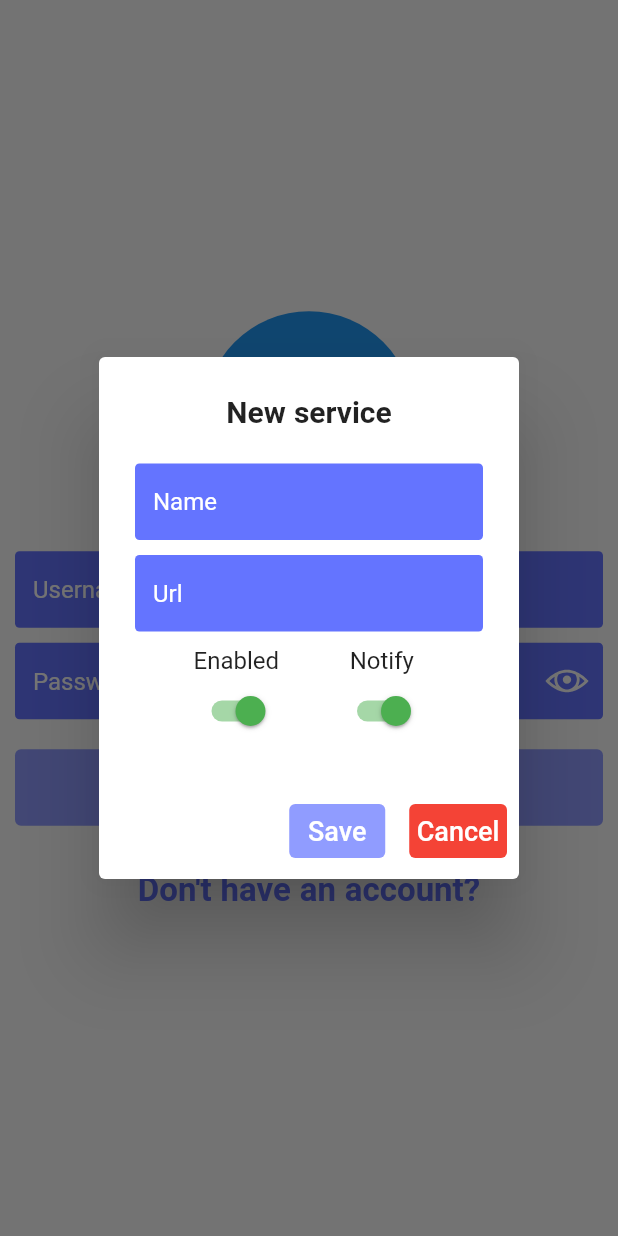
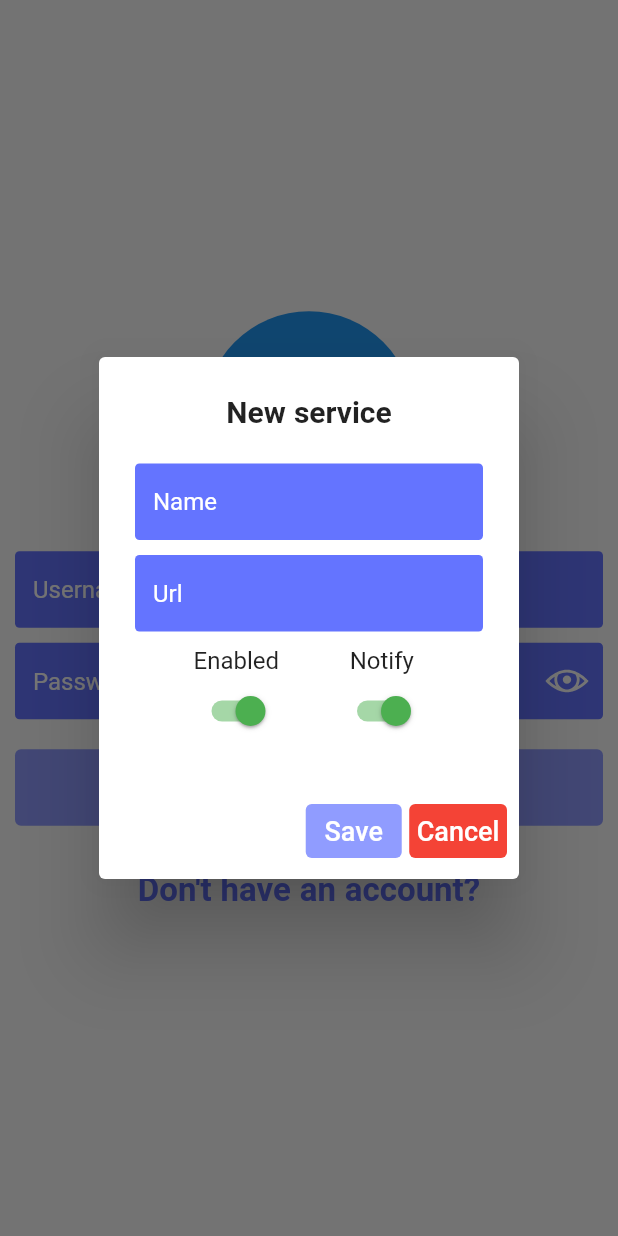
Before and after one commit to jfromjefferson/ssl_monitor_app, a Flutter app: the MainScreen screen opened directly, after a tap on an icon or button, on a phone screen of 412 x 824 dp. Run offline on Flutter 3.47's test engine with Material 2 defaults, Android fonts, the phone set to English and light mode, and no system bars; our stand-ins replace dio, flutter_dotenv, flutter_local_notifications, get, google_fonts, hive and 3 more; accounts and stored records are empty; Roboto replaces fonts that are missing (Nunito_regular); statements that could not run were skipped.

```diff
--- a/lib/controller/app_controller.dart
+++ b/lib/controller/app_controller.dart
@@ -72,13 +72,13 @@ class AppController extends GetxController {
   void setIsEnabled(bool isEnabled) {
     _isEnabled.value = isEnabled;
 
-    toggleCreateServiceButton();
+    // toggleCreateServiceButton();
   }
 
   void setIsNotify(bool isNotify) {
     _isNotify.value = isNotify;
 
-    toggleCreateServiceButton();
+    // toggleCreateServiceButton();
   }
 
   void createService() async {
--- a/lib/main.dart
+++ b/lib/main.dart
@@ -9,6 +9,7 @@ import 'package:ssl_monitor/database/model/user/user.dart';
 import 'package:ssl_monitor/screen/auth_screen.dart';
 import 'package:ssl_monitor/screen/main_screen.dart';
 import 'package:ssl_monitor/utils/functions.dart';
+import 'package:ssl_monitor/utils/local_notification.dart';
 import 'package:ssl_monitor/utils/utils.dart';
 
 Future<void> main() async {
@@ -19,6 +20,7 @@ Future<void> main() async {
 
   await dotenv.load(fileName: '.env');
   await Hive.initFlutter();
+  await LocalNotificationService.initialize();
 
   registerAdapters();
 
--- a/lib/utils/functions.dart
+++ b/lib/utils/functions.dart
@@ -132,18 +132,33 @@ void showServiceConfigDialog({
           ),
         ),
         actions: [
-          CustomButton(
+          Row(
+            mainAxisAlignment: MainAxisAlignment.end,
+            children: [
+              service == null
+                  ? Obx(
+                      () => CustomButton(
                         onPressed: appController.isCreateServiceButtonEnabled
-                ? service == null
                             ? appController.createService
-                    : () => appController.updateService(service: service)
                             : null,
-            text: service == null ? 'Save' : 'Update',
+                        text: 'Save',
                         buttonColor: purple,
                         padding: const EdgeInsets.all(5),
                       ),
-          service != null
-              ? CustomButton(
+                    )
+                  : Row(
+                      children: [
+                        CustomButton(
+                          onPressed: appController.isCreateServiceButtonEnabled
+                              ? () =>
+                                  appController.updateService(service: service)
+                              : null,
+                          text: 'Update',
+                          buttonColor: purple,
+                          padding: const EdgeInsets.all(5),
+                        ),
+                        const SizedBox(width: 5),
+                        CustomButton(
                           onPressed: () {
                             Get.back();
                             appController.deleteService(service: service);
@@ -151,8 +166,10 @@ void showServiceConfigDialog({
                           text: 'Delete',
                           buttonColor: Colors.orange,
                           padding: const EdgeInsets.all(5),
-                )
-              : const SizedBox(),
+                        ),
+                      ],
+                    ),
+              const SizedBox(width: 5),
               CustomButton(
                 onPressed: () {
                   appController.resetData();
@@ -164,6 +181,8 @@ void showServiceConfigDialog({
               ),
             ],
           ),
+        ],
+      ),
     ),
     barrierDismissible: false,
   );
--- a/pubspec.yaml
+++ b/pubspec.yaml
@@ -42,6 +42,8 @@ dependencies:
   get: ^4.6.5
   flutter_dotenv: ^5.0.2
   intl: ^0.17.0
+  flutter_local_notifications: ^9.8.0+1
+  timezone: ^0.8.0
 
 dev_dependencies:
   flutter_native_splash: ^2.2.4
```
Also changed, not shown: lib/screen/main_screen.dart (+8 -4 lines), lib/utils/local_notification.dart (added, +58 -0 lines), pubspec.lock, 3 other files. Lines whose indentation alone changed are shown as unchanged.
